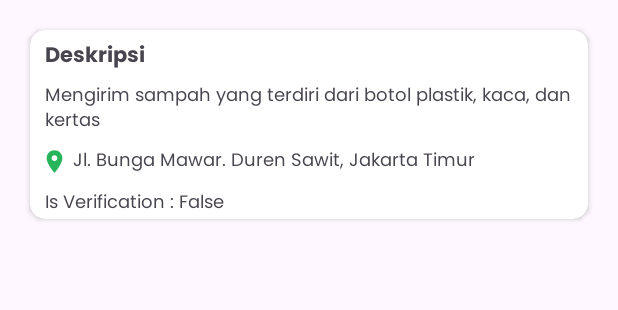
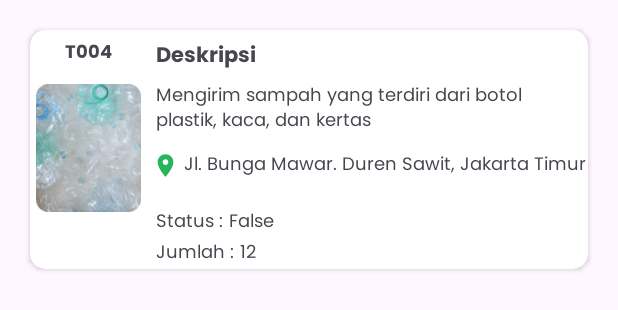
Before and after one commit to krisnasirait/TrashCare-User, an Android app: the layout item_history.xml on its own in the app's theme, with its tools: preview values and no code run, on a phone screen of 412 x 824 dp. Shown: the top 310 px of the screen. Run offline under Robolectric (Android 15) with nearby library versions, the phone set to English and light mode, and no system bars.

Commit message:
retrieves user submit trash history data from api and displays it in fragment history

```diff
--- a/app/src/main/java/com/trashcare/user/TrashCareUserApp.kt
+++ b/app/src/main/java/com/trashcare/user/TrashCareUserApp.kt
@@ -8,6 +8,7 @@ import com.trashcare.user.data.remote.RetrofitClient
 import com.trashcare.user.data.repository.TrashRepository
 import com.trashcare.user.data.repository.UserRepository
 import com.trashcare.user.presentation.viewmodel.AuthViewModel
+import com.trashcare.user.presentation.viewmodel.HistoryViewModel
 import com.trashcare.user.presentation.viewmodel.SendTrashViewModel
 import org.koin.android.ext.koin.androidContext
 import org.koin.android.ext.koin.androidLogger
@@ -35,6 +36,7 @@ class TrashCareUserApp : Application() {
     private val vmModule = module {
         viewModel { AuthViewModel(get()) }
         viewModel { SendTrashViewModel(get(), get()) }
+        viewModel { HistoryViewModel(get(), get()) }
     }
 
     private val repositoryModule = module {
--- /dev/null
+++ b/app/src/main/java/com/trashcare/user/data/model/response/history/HistoryResponse.kt
@@ -0,0 +1,3 @@
+package com.trashcare.user.data.model.response.history
+
+class HistoryResponse : ArrayList<HistoryResponseItem>()
--- a/app/src/main/java/com/trashcare/user/presentation/activity/SendTrashActivity.kt
+++ b/app/src/main/java/com/trashcare/user/presentation/activity/SendTrashActivity.kt
@@ -58,11 +58,6 @@ class SendTrashActivity : AppCompatActivity() {
         val totalTrash = intent.getIntExtra("TOTAL_AMOUNT", 0)
         _totalTrash  = totalTrash
 
-//        if (markerData != null) {
-//            this._markerData = markerData
-//        }
-//        this._totalTrash = totalTrash
-
         binding.btnSelectLocation.setOnClickListener {
             val intent = Intent(this, MapsActivity::class.java)
             selectLocationLauncher.launch(intent)
@@ -119,7 +114,6 @@ class SendTrashActivity : AppCompatActivity() {
                     TrashData(description, _markerData ?: "", _totalTrash ?: 0)
                 )
             }
-            Toast.makeText(this, "Send trash clicked", Toast.LENGTH_SHORT).show()
         }
     }
 
--- a/app/src/main/res/layout/item_history.xml
+++ b/app/src/main/res/layout/item_history.xml
@@ -11,6 +11,29 @@
         android:layout_width="match_parent"
         android:layout_height="wrap_content">
 
+        <TextView
+            android:id="@+id/trash_id"
+            android:layout_width="wrap_content"
+            android:layout_height="wrap_content"
+            android:fontFamily="@font/poppins_bold"
+            android:textSize="12sp"
+            android:layout_marginTop="5dp"
+            app:layout_constraintEnd_toEndOf="@+id/iv_history"
+            app:layout_constraintStart_toStartOf="@+id/iv_history"
+            app:layout_constraintTop_toTopOf="parent"
+            tools:text="T004" />
+
+
+        <ImageView
+            android:id="@+id/iv_history"
+            android:layout_width="70dp"
+            android:layout_height="85dp"
+            android:layout_marginTop="10dp"
+            android:layout_marginStart="4dp"
+            android:src="@drawable/history_image_dummy"
+            app:layout_constraintStart_toStartOf="parent"
+            app:layout_constraintTop_toBottomOf="@id/trash_id" />
+
 
         <TextView
             android:id="@+id/tv_desc"
@@ -21,13 +44,13 @@
             android:layout_marginTop="5dp"
             android:fontFamily="@font/poppins_bold"
             android:textSize="14sp"
-            app:layout_constraintStart_toStartOf="parent"
+            app:layout_constraintStart_toEndOf="@id/iv_history"
             app:layout_constraintTop_toTopOf="parent"/>
 
         <TextView
             android:id="@+id/descHistory"
-            android:layout_width="wrap_content"
-            android:layout_height="wrap_content"
+            android:layout_width="280dp"
+            android:layout_height="40dp"
             android:fontFamily="@font/poppins_regular"
             android:layout_marginTop="4dp"
             android:textSize="12sp"
@@ -40,15 +63,16 @@
             android:layout_width="wrap_content"
             android:layout_height="wrap_content"
             android:src="@drawable/baseline_location_on_24"
-            app:layout_constraintStart_toStartOf="parent"
+            app:layout_constraintStart_toEndOf="@id/iv_history"
             android:layout_marginStart="7dp"
             android:layout_marginTop="7dp"
             app:layout_constraintTop_toBottomOf="@id/descHistory"/>
 
         <TextView
             android:id="@+id/tv_locationHistory"
-            android:layout_width="wrap_content"
-            android:layout_height="wrap_content"
+            android:layout_width="280dp"
+            android:layout_height="40dp"
+            android:gravity="center_vertical"
             tools:text="Jl. Bunga Mawar. Duren Sawit, Jakarta Timur"
             android:fontFamily="@font/poppins_regular"
             android:textSize="12sp"
@@ -61,7 +85,7 @@
             android:id="@+id/tv_isVerify"
             android:layout_width="wrap_content"
             android:layout_height="wrap_content"
-            android:text="@string/is_verification"
+            android:text="@string/status"
             android:fontFamily="@font/poppins_regular"
             android:layout_marginTop="7dp"
             android:textSize="12sp"
@@ -69,17 +93,39 @@
             app:layout_constraintTop_toBottomOf="@id/tv_locationHistory"/>
 
         <TextView
-            android:id="@+id/isVerify"
+            android:id="@+id/status"
             android:layout_width="wrap_content"
             android:layout_height="wrap_content"
             tools:text="False"
             android:fontFamily="@font/poppins_regular"
             android:textSize="12sp"
-            android:layout_marginStart="3dp"
+            android:layout_marginStart="4dp"
             app:layout_constraintTop_toTopOf="@id/tv_isVerify"
             app:layout_constraintBottom_toBottomOf="@id/tv_isVerify"
             app:layout_constraintStart_toEndOf="@id/tv_isVerify"/>
 
+        <TextView
+            android:id="@+id/tv_total"
+            android:layout_width="wrap_content"
+            android:layout_height="wrap_content"
+            android:text="@string/total_history"
+            android:fontFamily="@font/poppins_regular"
+            android:textSize="12sp"
+            app:layout_constraintTop_toBottomOf="@id/status"
+            app:layout_constraintStart_toStartOf="@id/tv_desc"/>
+
+        <TextView
+            android:id="@+id/total"
+            android:layout_width="wrap_content"
+            android:layout_height="wrap_content"
+            android:fontFamily="@font/poppins_regular"
+            android:layout_marginStart="4dp"
+            android:textSize="12sp"
+            app:layout_constraintStart_toEndOf="@id/tv_total"
+            app:layout_constraintBottom_toBottomOf="@id/tv_total"
+            app:layout_constraintTop_toTopOf="@+id/tv_total"
+            tools:text="12" />
+
     </androidx.constraintlayout.widget.ConstraintLayout>
 
 </androidx.cardview.widget.CardView>
--- a/app/src/main/res/values/strings.xml
+++ b/app/src/main/res/values/strings.xml
@@ -71,5 +71,7 @@
     <string name="accountNameBank">Nama Akun Bank</string>
     <string name="accountNameBank_hint">Masukan atas nama akun Bank anda</string>
     <string name="is_verification">Is Verification :</string>
+    <string name="total_history">Jumlah :</string>
+    <string name="status">Status :</string>
 
 </resources>
```
Also changed, not shown: app/src/main/java/com/trashcare/user/data/model/historydata/HistoryData.kt (added, +9 -0 lines), app/src/main/java/com/trashcare/user/data/model/response/history/HistoryResponseItem.kt (added, +16 -0 lines), app/src/main/java/com/trashcare/user/data/remote/ApiService.kt (+8 -0 lines), app/src/main/java/com/trashcare/user/data/repository/TrashRepository.kt (+7 -0 lines), app/src/main/java/com/trashcare/user/presentation/adapter/HistoryListAdapter.kt (added, +42 -0 lines), app/src/main/java/com/trashcare/user/presentation/fragment/HistoryFragment.kt (+43 -3 lines), app/src/main/java/com/trashcare/user/presentation/viewmodel/HistoryViewModel.kt (added, +80 -0 lines), app/src/main/res/drawable/history_image_dummy.png (added).
